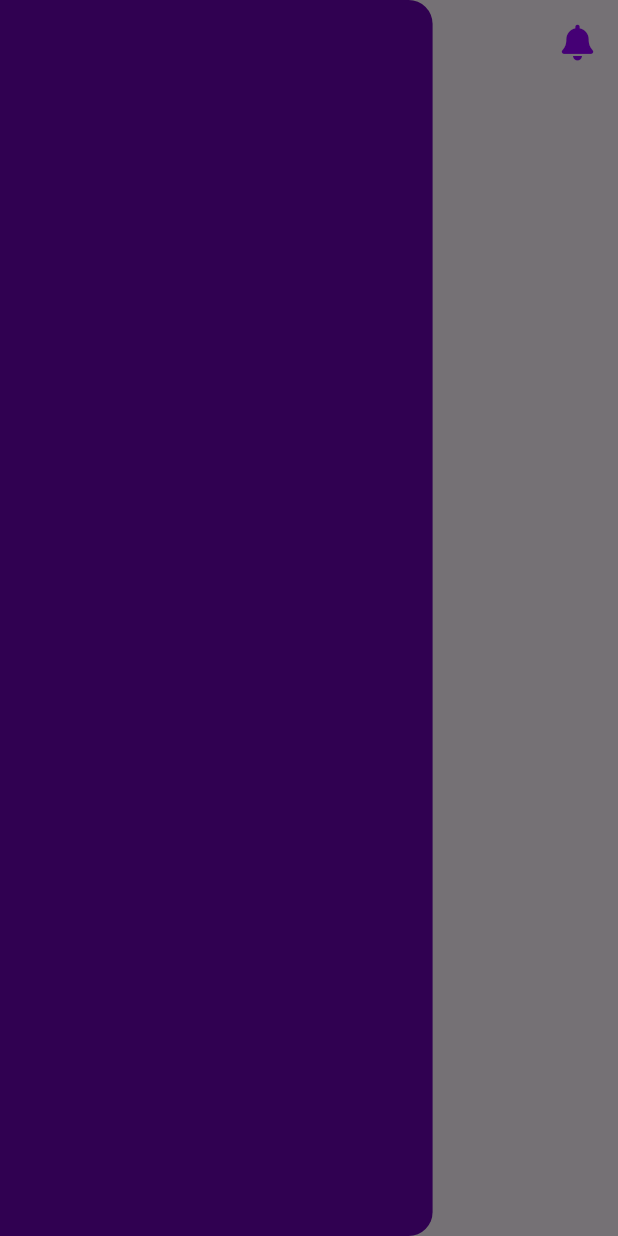
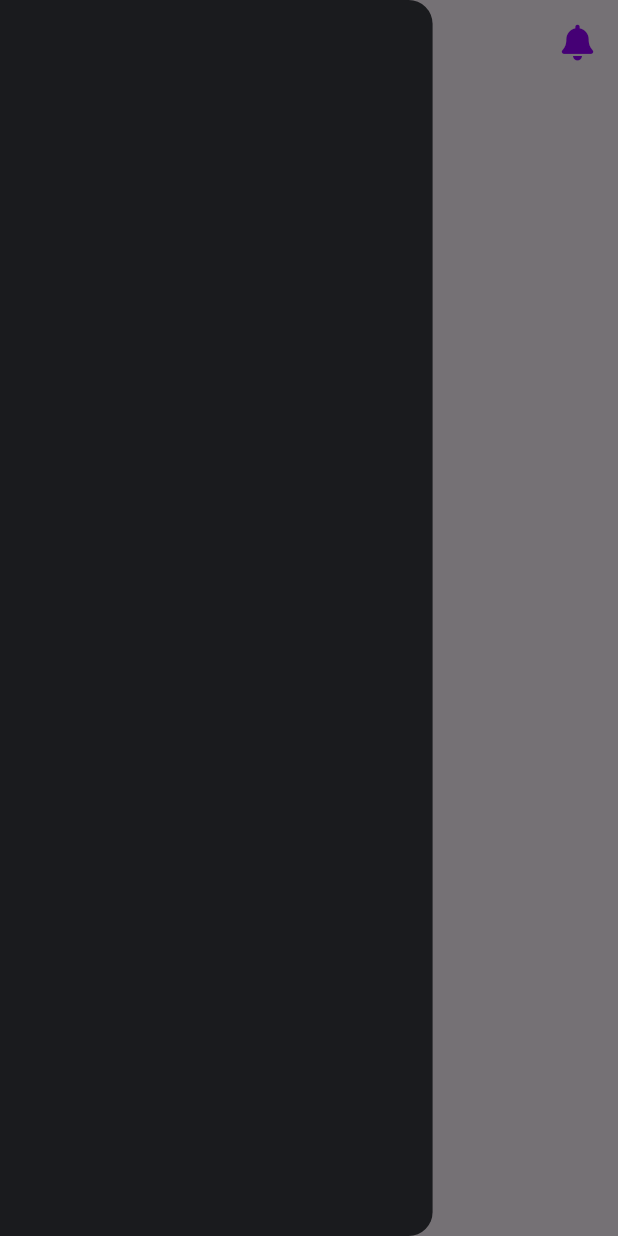
Before and after one commit to Ebenezerkifle/marchant, a Flutter app: the HomeView screen opened by its route, with the side drawer open, on a phone screen of 412 x 824 dp. Run offline on Flutter 3.47's test engine with Material 3 defaults, Android fonts, the light colour scheme and no system bars; our stand-ins replace font_awesome_flutter, shared_preferences, stacked, stacked_services, stacked_shared; accounts and stored records are empty; Roboto replaces fonts that are missing (Inter).

Commit message:
started working on home page

```diff
--- a/lib/ui/views/home/home_view.dart
+++ b/lib/ui/views/home/home_view.dart
@@ -40,8 +40,8 @@ class HomeView extends StackedView<HomeViewModel> {
       ),
       drawer: Drawer(
         width: screenWidth(context) * .7,
-        backgroundColor: kcPrimaryColorDark,
-        child: Column(),
+        backgroundColor: kcDarkGreyColor,
+        child: const Column(),
       ),
       body: const SafeArea(
         top: true,
```
